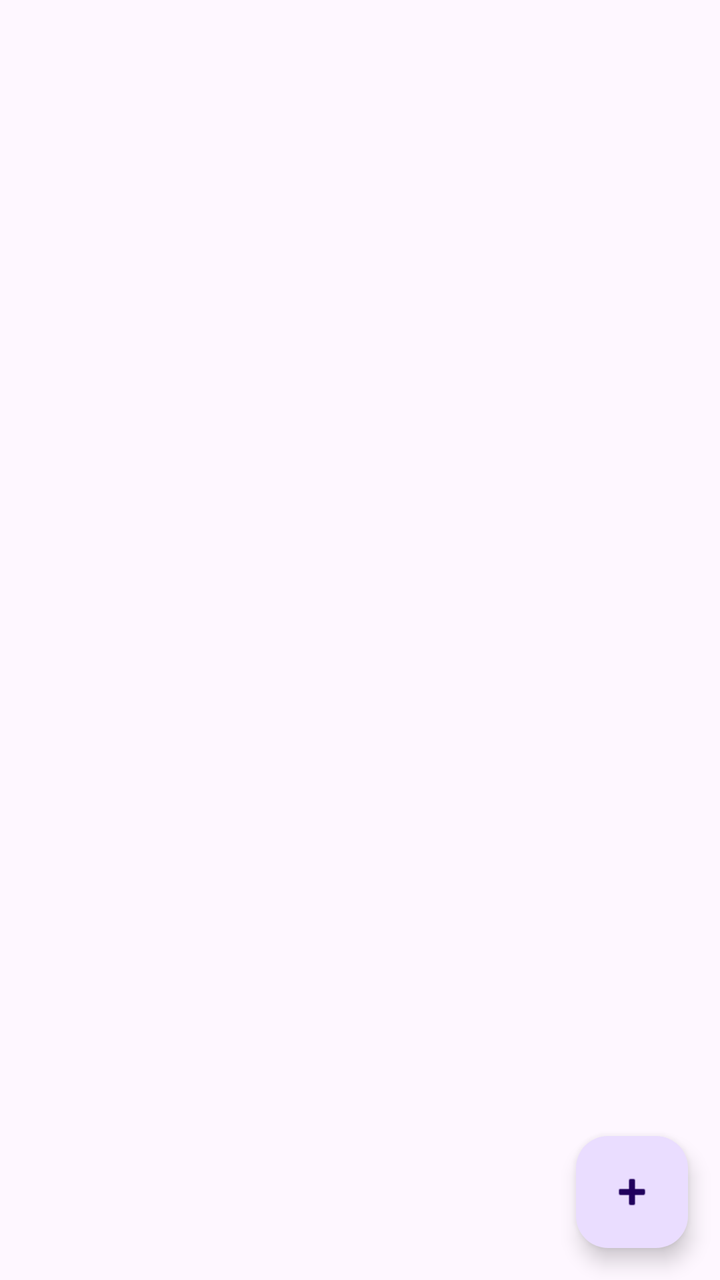
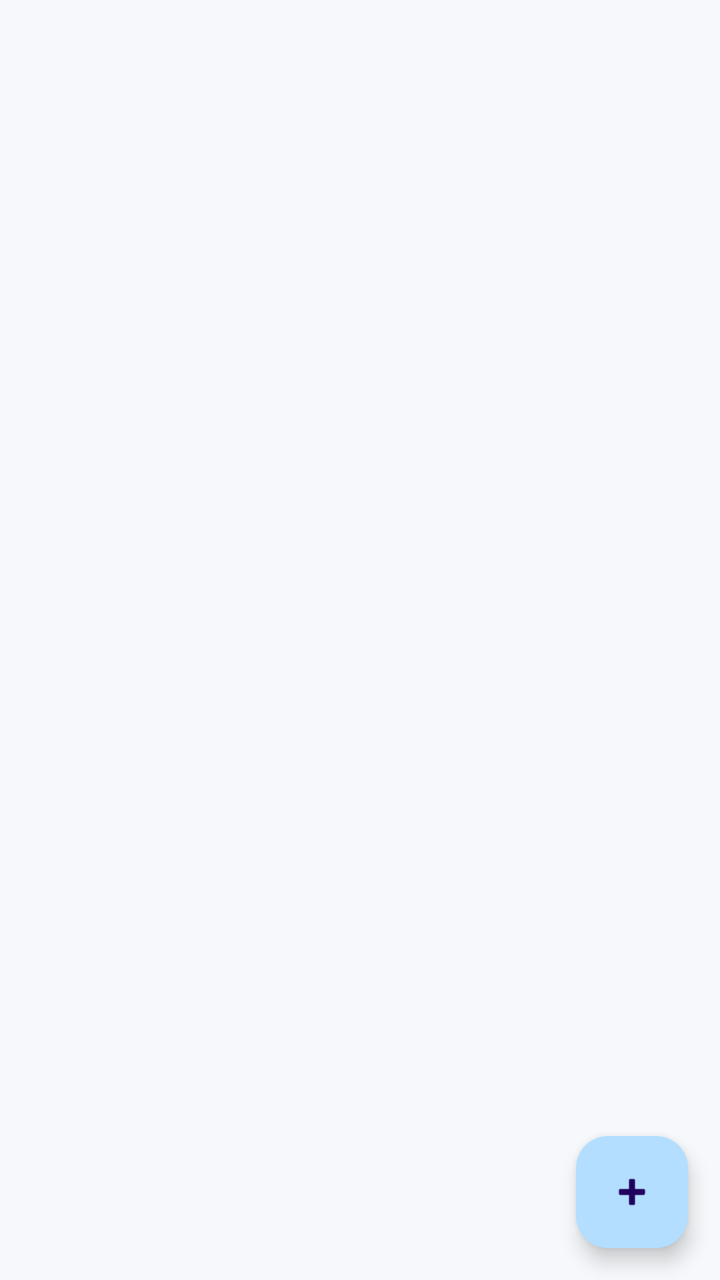

Two renders of the same Android screen: before a commit and after it. Below are the layout's source before the change and the commit's diff.
<!-- AndroidManifest.xml: application theme Theme.SistemaBodegaAppAndroid -->
<!-- res/layout/fragment_usuarios.xml -->
<?xml version="1.0" encoding="utf-8"?>
<androidx.coordinatorlayout.widget.CoordinatorLayout xmlns:android="http://schemas.android.com/apk/res/android"
    xmlns:app="http://schemas.android.com/apk/res-auto"
    android:layout_width="match_parent"
    android:layout_height="match_parent">

    <androidx.recyclerview.widget.RecyclerView
        android:id="@+id/rvUsuarios"
        android:layout_width="match_parent"
        android:layout_height="match_parent"
        android:clipToPadding="false"
        android:padding="8dp" />

    <TextView
        android:id="@+id/tvEmptyUsuarios"
        android:layout_width="wrap_content"
        android:layout_height="wrap_content"
        android:layout_gravity="center"
        android:text="No hay usuarios registrados"
        android:visibility="gone" />

    <com.google.android.material.floatingactionbutton.FloatingActionButton
        android:id="@+id/fabAddUser"
        android:layout_width="wrap_content"
        android:layout_height="wrap_content"
        android:layout_gravity="bottom|end"
        android:layout_margin="16dp"
        android:contentDescription="@string/add_user"
        app:srcCompat="@android:drawable/ic_input_add" />

</androidx.coordinatorlayout.widget.CoordinatorLayout>
<!-- resources referenced by this layout -->
<resources>
  <string name="add_user">Agregar Usuario</string>
  <style name="Theme.SistemaBodegaAppAndroid" parent="Base.Theme.SistemaBodegaAppAndroid" />
  <style name="Base.Theme.SistemaBodegaAppAndroid" parent="Theme.Material3.DayNight.NoActionBar">
          
          
      </style>
</resources>

<!-- the commit's change to res/layout/fragment_usuarios.xml (unified diff, before → after) -->
@@ -2,7 +2,8 @@
 <androidx.coordinatorlayout.widget.CoordinatorLayout xmlns:android="http://schemas.android.com/apk/res/android"
     xmlns:app="http://schemas.android.com/apk/res-auto"
     android:layout_width="match_parent"
-    android:layout_height="match_parent">
+    android:layout_height="match_parent"
+    android:background="@color/background">
 
     <androidx.recyclerview.widget.RecyclerView
         android:id="@+id/rvUsuarios"
@@ -16,7 +17,9 @@
         android:layout_width="wrap_content"
         android:layout_height="wrap_content"
         android:layout_gravity="center"
-        android:text="No hay usuarios registrados"
+        android:text="No hay roles registrados"
+        android:textColor="@color/text_secondary"
+        android:textSize="15sp"
         android:visibility="gone" />
 
     <com.google.android.material.floatingactionbutton.FloatingActionButton
<!-- resource entries referenced after the edit -->
@@ -1,10 +1,24 @@
 <!-- resources referenced by this layout -->
 <resources>
+  <color name="background">#F6F8FB</color>
+  <color name="text_secondary">#5F6368</color>
   <string name="add_user">Agregar Usuario</string>
   <style name="Theme.SistemaBodegaAppAndroid" parent="Base.Theme.SistemaBodegaAppAndroid" />
   <style name="Base.Theme.SistemaBodegaAppAndroid" parent="Theme.Material3.DayNight.NoActionBar">
-          
-          
+          <item name="colorPrimary">@color/primary</item>
+          <item name="colorOnPrimary">@color/white</item>
+          <item name="colorPrimaryContainer">@color/primary_container</item>
+          <item name="colorSecondary">@color/accent</item>
+          <item name="colorSurface">@color/surface</item>
+          <item name="android:colorBackground">@color/background</item>
+          <item name="android:statusBarColor">@color/primary_dark</item>
+          <item name="android:navigationBarColor">@color/background</item>
       </style>
+  <color name="primary">#1565C0</color>
+  <color name="white">#FFFFFFFF</color>
+  <color name="primary_container">#B3DEFF</color>
+  <color name="accent">#E76E1A</color>
+  <color name="surface">#FFFFFF</color>
+  <color name="primary_dark">#1457AC</color>
 </resources>
 
